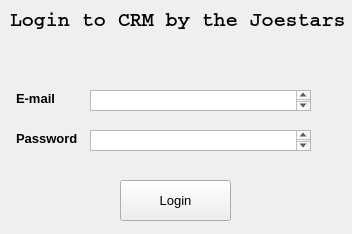
The window that ui/LoginInterface.ui (GabyUnalaq/UNI_CRM_Project) describes before a commit, drawn with Qt 5.
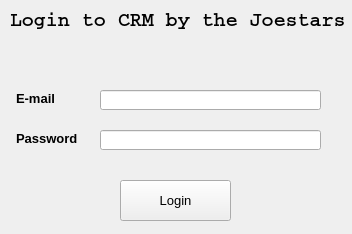
The same window after the commit.

Patch:
```diff
--- a/ui/LoginInterface.ui
+++ b/ui/LoginInterface.ui
@@ -95,31 +95,13 @@
     <string>Login</string>
    </property>
   </widget>
-  <widget class="QPlainTextEdit" name="Qtext_email">
+  <widget class="QLineEdit" name="Qtext_password">
    <property name="geometry">
     <rect>
-     <x>90</x>
-     <y>90</y>
-     <width>221</width>
-     <height>21</height>
-    </rect>
-   </property>
-   <property name="font">
-    <font>
-     <pointsize>10</pointsize>
-    </font>
-   </property>
-   <property name="cursor" stdset="0">
-    <cursorShape>IBeamCursor</cursorShape>
-   </property>
-  </widget>
-  <widget class="QPlainTextEdit" name="Qtext_password">
-   <property name="geometry">
-    <rect>
-     <x>90</x>
+     <x>100</x>
      <y>130</y>
      <width>221</width>
-     <height>21</height>
+     <height>20</height>
     </rect>
    </property>
    <property name="font">
@@ -127,8 +109,20 @@
      <pointsize>10</pointsize>
     </font>
    </property>
-   <property name="cursor" stdset="0">
-    <cursorShape>IBeamCursor</cursorShape>
+  </widget>
+  <widget class="QLineEdit" name="Qtext_email">
+   <property name="geometry">
+    <rect>
+     <x>100</x>
+     <y>90</y>
+     <width>221</width>
+     <height>20</height>
+    </rect>
+   </property>
+   <property name="font">
+    <font>
+     <pointsize>10</pointsize>
+    </font>
    </property>
   </widget>
  </widget>
```
